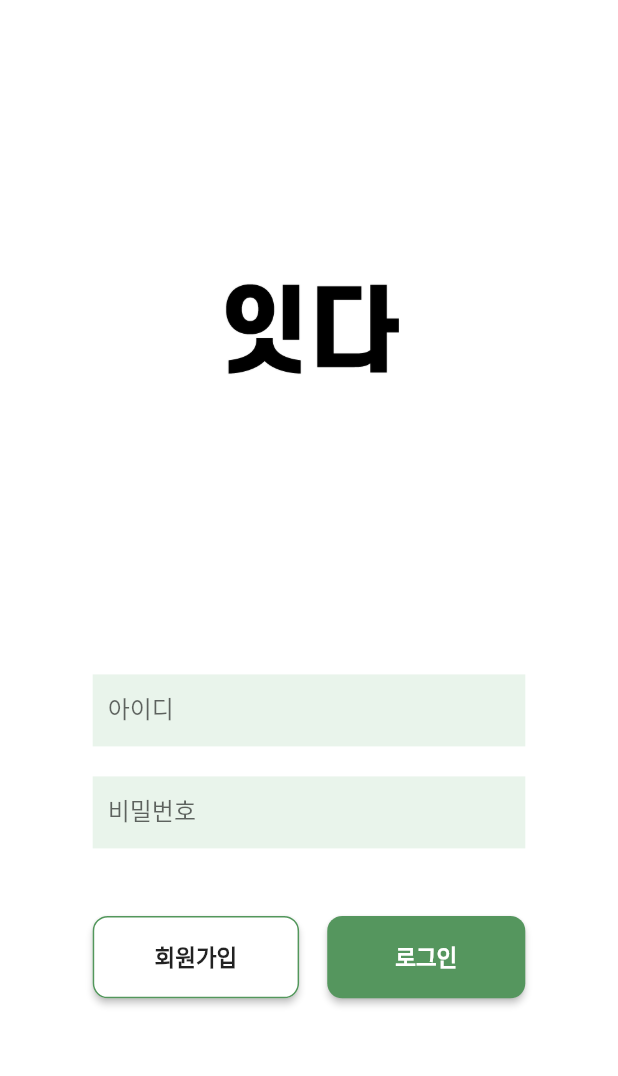
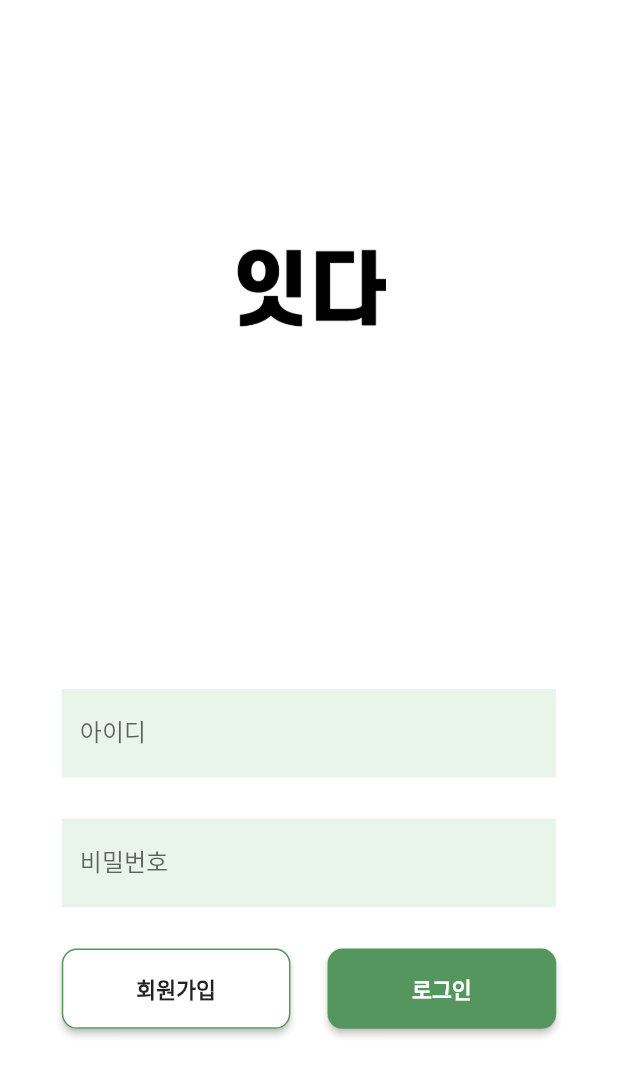
Before and after one commit to ddo0ii/lastItda, a Flutter app: the screen it shows after launch, on a phone screen of 412 x 824 dp. Shown: the top 1076 px of the screen. Run offline on Flutter 3.47's test engine with Material 2 defaults, Android fonts, the light colour scheme and no system bars; our stand-ins replace audioplayers, cloud_firestore, file, firebase_auth, firebase_database, firebase_storage and 1 more; missing offline and left inert: flutter_audio_recorder, medcorder_audio, permissions_plugin; accounts and stored records are empty.

Commit message:
로그인 수정

```diff
--- a/lib/goal.dart
+++ b/lib/goal.dart
@@ -281,7 +281,7 @@ class _GoalPageState extends State<GoalPage> {
                         Row(
                           children: [
                             Text(
-                              "이번 의 목표",
+                              "이번 달 의 목표",
                               style: TextStyle(
                                 fontWeight: FontWeight.bold,
                                 fontSize: 15,
--- a/lib/goal_edit.dart
+++ b/lib/goal_edit.dart
@@ -414,7 +414,7 @@ class _GoalEditPageState extends State<GoalEditPage> {
                         Row(
                           children: [
                             Text(
-                              "이번 의 목표",
+                              "이번 달 의 목표",
                               style: TextStyle(
                                 fontWeight: FontWeight.bold,
                                 fontSize: 15,
--- a/lib/login.dart
+++ b/lib/login.dart
@@ -53,37 +53,29 @@ class _LoginPageState extends State<LoginPage> {
     var screenWidth = queryData.size.width;
     return Scaffold(
       backgroundColor: Colors.white,
-      body: Column(
-        crossAxisAlignment: CrossAxisAlignment.start,
+      body: Container(
+        child: SingleChildScrollView(
+          child: Column(
+            //mainAxisAlignment: MainAxisAlignment.center,
+            crossAxisAlignment: CrossAxisAlignment.center,
             children: <Widget>[
               SizedBox(height: screenHeight*0.2,),
-          Center(
-              child: Container(
-                height: 120,
-                width: 120,
+              Container(
+                width: screenWidth*0.25,
                 child: Image.asset('assets/Font.png'),
-              )
               ),
-          SizedBox(height: screenHeight*0.1,),
-          Expanded(
-            child: Container(
-              padding: EdgeInsets.symmetric(horizontal: 20.0),
-              child: ListView(
-                padding: EdgeInsets.symmetric(horizontal: 24.0),
-
-                children: <Widget>[
-                  SizedBox(height: screenHeight*0.1,),
+              SizedBox(height: screenHeight*0.28,),
               Form(
                 key: _loginKey,
                 child: Column(
+                  mainAxisAlignment: MainAxisAlignment.center,
+                  crossAxisAlignment: CrossAxisAlignment.center,
                   children: <Widget>[
-                        Center(
-                          child: Row(
-                            children: [
                     Container(
+                      width: screenWidth*0.8,
+                      height: screenWidth*0.18,
                       child: TextFormField(
                         decoration: InputDecoration(
-                                    contentPadding: const EdgeInsets.fromLTRB(10,0,0,0),
                           border: InputBorder.none,
                           labelText: '아이디',
                           filled: true,
@@ -92,18 +84,13 @@ class _LoginPageState extends State<LoginPage> {
                         validator: (value) => value.isEmpty ? 'Email can\'t be empty' : null,
                         onSaved: (value) => _email = value,
                       ),
-                                width: screenWidth*0.7,
                     ),
-                            ],
-                            mainAxisAlignment: MainAxisAlignment.center,
-                          ),
-                        ),
-                        SizedBox(height: 20,),
-                        Center(
-                          child: Container(
+                    Container(height: screenWidth*0.03,),
+                    Container(
+                      width: screenWidth*0.8,
+                      height: screenWidth*0.18,
                       child: TextFormField(
                         decoration: InputDecoration(
-                                contentPadding: const EdgeInsets.fromLTRB(10,0,0,0),
                           border: InputBorder.none,
                           labelText: '비밀번호',
                           filled: true,
@@ -113,20 +100,17 @@ class _LoginPageState extends State<LoginPage> {
                         onSaved: (value) => _password = value,
                         obscureText: true,
                       ),
-                            width: screenWidth*0.7,
                     ),
-                        ),
-                      ],
-                    ),
-                  ),
-                  SizedBox(height: 45,),
-                  Center(
-                    child: Container(
-                      width: screenWidth*0.7,
+                    Container(height: screenWidth*0.03,),
+                    Container(
                       child: Row(
+                        mainAxisAlignment: MainAxisAlignment.center,
+                        crossAxisAlignment: CrossAxisAlignment.center,
                         children: [
-                          RaisedButton(
-                            padding: EdgeInsets.fromLTRB(screenWidth*0.1,screenHeight*0.02,screenWidth*0.1,screenHeight*0.02),
+                          ButtonTheme(
+                            minWidth: screenWidth*0.37,
+                            height: screenWidth*0.13,
+                            child: RaisedButton(
                               color: Colors.white,
                               shape: RoundedRectangleBorder(
                                 borderRadius: BorderRadius.circular(10.0),
@@ -135,7 +119,7 @@ class _LoginPageState extends State<LoginPage> {
                               child: Text(
                                 '회원가입',
                                 style: TextStyle(
-                                fontSize: 15,
+                                  fontSize: screenWidth*0.035,
                                   fontWeight: FontWeight.bold,
                                 ),
                               ),
@@ -145,12 +129,12 @@ class _LoginPageState extends State<LoginPage> {
                                     MaterialPageRoute(builder: (context) => SignupPage()));
                               },
                             ),
-                          Expanded(
-                            child: Row(
-                              mainAxisAlignment: MainAxisAlignment.end,
-                              children: [
-                                RaisedButton(
-                                  padding: EdgeInsets.fromLTRB(screenWidth*0.11,screenHeight*0.02,screenWidth*0.11,screenHeight*0.02),
+                          ),
+                          Container(width: screenWidth*0.06,),
+                          ButtonTheme(
+                            minWidth: screenWidth*0.37,
+                            height: screenWidth*0.13,
+                            child: RaisedButton(
                               color: HexColor("#55965e"),
                               shape: RoundedRectangleBorder(
                                 borderRadius: BorderRadius.circular(10.0),
@@ -158,7 +142,7 @@ class _LoginPageState extends State<LoginPage> {
                               child: Text(
                                 '로그인',
                                 style: TextStyle(
-                                      fontSize: 15,
+                                  fontSize: screenWidth*0.035,
                                   fontWeight: FontWeight.bold,
                                   color: Colors.white,
                                 ),
@@ -167,18 +151,16 @@ class _LoginPageState extends State<LoginPage> {
                                 validateAndSubmit();
                               },
                             ),
+                          ),
                         ],
                       ),
                     ),
                   ],
                 ),
               ),
-                  ),
             ],
           ),
         ),
-          ),
-        ],
       ),
     );
   }
@@ -196,20 +178,24 @@ class CustomTextField extends StatelessWidget {
   final String hint;
   final bool obsecure;
   final FormFieldValidator<String> validator;
+
   @override
   Widget build(BuildContext context) {
+    MediaQueryData queryData;
+    queryData = MediaQuery.of(context);
+    var screenHeight = queryData.size.height;
+    var screenWidth = queryData.size.width;
     return Container(
-      padding: EdgeInsets.only(left: 20, right: 20),
       child: TextFormField(
         onSaved: onSaved,
         validator: validator,
         autofocus: true,
         obscureText: obsecure,
         style: TextStyle(
-          fontSize: 20,
+          fontSize: screenWidth*0.035,
         ),
         decoration: InputDecoration(
-            hintStyle: TextStyle(fontWeight: FontWeight.bold, fontSize: 20),
+            hintStyle: TextStyle(fontWeight: FontWeight.bold, fontSize: screenWidth*0.035),
             hintText: hint,
             enabledBorder: OutlineInputBorder(
               borderRadius: BorderRadius.circular(30),
--- a/lib/mealList.dart
+++ b/lib/mealList.dart
@@ -171,7 +171,7 @@ class _MealListState extends State<MealList> {
                   Container(height: screenWidth*0.025,),
                   Container(
                     child: Text(
-                        "친구들이 만든 식단은 어떨까요?\n가정에서도, 영양 선생님도 보시고응원해 주세요",
+                        "친구들이 만든 식단은 어떨까요?\n가정에서도, 영양 선생님도 보시고 응원해주세요",
                         style: TextStyle(
                           color: Color(0xff000000),
                           fontWeight: FontWeight.w700,
--- a/lib/signup.dart
+++ b/lib/signup.dart
@@ -73,7 +73,7 @@ class _SignupPageState extends State<SignupPage> {
       'point' : 0,
       'email' : email,
       'today' : "오늘의 목표를 입력해주세요",
-      'week'  : "이번 주의 목표를 입력해주세요",
+      'week'  : "이번 달의 목표를 입력해주세요",
       'year'  : "올해의 목표를 입력해주세요",
       'dream' : dream,
       'todaycheck' : false,
--- a/lib/writePoem.dart
+++ b/lib/writePoem.dart
@@ -364,7 +364,7 @@ class _WritePoemState extends State<WritePoem> {
                               ),
                             ),
                             SizedBox(height: screenWidth*0.03,),
-                            Text('나의 느낀점(다짐)',
+                            Text('나의 느낀 점(다짐)',
                               style: TextStyle(
                                 fontSize: screenWidth*0.04,
                                 fontWeight: FontWeight.bold,
@@ -384,13 +384,13 @@ class _WritePoemState extends State<WritePoem> {
                                 onChanged: (text) => scontent = text,
                                 validator: (value) {
                                   if (value.isEmpty) {
-                                    return '느낀점을 쓰세요';
+                                    return '느낀 점을 쓰세요';
                                   } else
                                     return null;
                                 },
                                 decoration: InputDecoration(
                                   border: InputBorder.none,
-                                  hintText: '느낀점을 쓰세요',
+                                  hintText: '느낀 점을 쓰세요',
                                   //labelText: "Enter your username",
                                 ),
                               ),
--- a/lib/writeSong.dart
+++ b/lib/writeSong.dart
@@ -364,7 +364,7 @@ class _WriteSongState extends State<WriteSong> {
                               ),
                             ),
                             SizedBox(height: screenWidth*0.03,),
-                            Text('나의 느낀점(다짐)',
+                            Text('나의 느낀 점(다짐)',
                               style: TextStyle(
                                 fontSize: screenWidth*0.04,
                                 fontWeight: FontWeight.bold,
@@ -384,13 +384,13 @@ class _WriteSongState extends State<WriteSong> {
                                 onChanged: (text) => scontent = text,
                                 validator: (value) {
                                   if (value.isEmpty) {
-                                    return '느낀점을 쓰세요';
+                                    return '느낀 점을 쓰세요';
                                   } else
                                     return null;
                                 },
                                 decoration: InputDecoration(
                                   border: InputBorder.none,
-                                  hintText: '느낀점을 쓰세요',
+                                  hintText: '느낀 점을 쓰세요',
                                   //labelText: "Enter your username",
                                 ),
                               ),
--- a/lib/writeStory.dart
+++ b/lib/writeStory.dart
@@ -364,7 +364,7 @@ class _WriteStoryState extends State<WriteStory> {
                               ),
                             ),
                             SizedBox(height: screenWidth*0.03,),
-                            Text('나의 느낀점(다짐)',
+                            Text('나의 느낀 점(다짐)',
                               style: TextStyle(
                                 fontSize: screenWidth*0.04,
                                 fontWeight: FontWeight.bold,
@@ -384,13 +384,13 @@ class _WriteStoryState extends State<WriteStory> {
                                 onChanged: (text) => scontent = text,
                                 validator: (value) {
                                   if (value.isEmpty) {
-                                    return '느낀점을 쓰세요';
+                                    return '느낀 점을 쓰세요';
                                   } else
                                     return null;
                                 },
                                 decoration: InputDecoration(
                                   border: InputBorder.none,
-                                  hintText: '느낀점을 쓰세요',
+                                  hintText: '느낀 점을 쓰세요',
                                   //labelText: "Enter your username",
                                 ),
                               ),
```
Also changed, not shown: 1 other file. Lines whose indentation alone changed are shown as unchanged.
